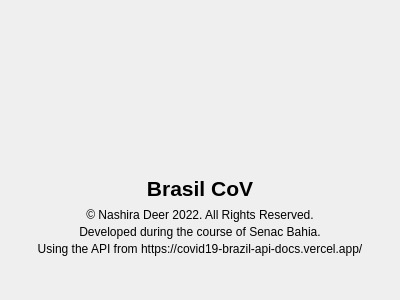
nashiradeer/brasil-cov, file src/uis/aboutwindow.ui: the form before one commit.
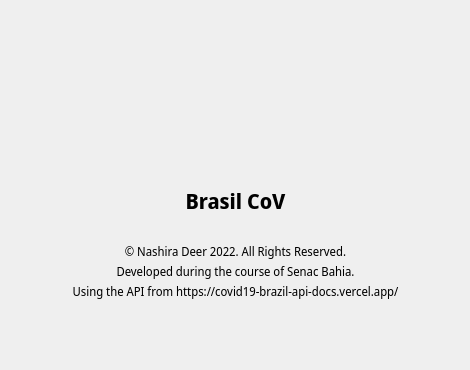
The form after the commit. Icons and pictures are not drawn.

Commit message: Update styling to a better crossplatform

The edit to the form file:
```diff
--- a/src/uis/aboutwindow.ui
+++ b/src/uis/aboutwindow.ui
@@ -9,8 +9,8 @@
    <rect>
     <x>0</x>
     <y>0</y>
-    <width>400</width>
-    <height>300</height>
+    <width>470</width>
+    <height>370</height>
    </rect>
   </property>
   <property name="sizePolicy">
@@ -21,16 +21,21 @@
   </property>
   <property name="minimumSize">
    <size>
-    <width>400</width>
-    <height>300</height>
+    <width>470</width>
+    <height>370</height>
    </size>
   </property>
   <property name="maximumSize">
    <size>
-    <width>400</width>
-    <height>300</height>
+    <width>470</width>
+    <height>370</height>
    </size>
   </property>
+  <property name="font">
+   <font>
+    <family>Noto Sans Display</family>
+   </font>
+  </property>
   <property name="windowTitle">
    <string>Brasil CoV - About</string>
   </property>
@@ -42,6 +47,9 @@
    <locale language="English" country="UnitedStates"/>
   </property>
   <layout class="QHBoxLayout" name="horizontalLayout">
+   <property name="topMargin">
+    <number>0</number>
+   </property>
    <item>
     <spacer name="horizontalSpacer">
      <property name="orientation">
@@ -141,7 +149,7 @@
         <property name="sizeHint" stdset="0">
          <size>
           <width>40</width>
-          <height>20</height>
+          <height>2</height>
          </size>
         </property>
        </spacer>
@@ -150,7 +158,9 @@
        <widget class="QLabel" name="about_title">
         <property name="font">
          <font>
+          <family>Noto Sans Display</family>
           <pointsize>16</pointsize>
+          <weight>75</weight>
           <bold>true</bold>
          </font>
         </property>
@@ -170,7 +180,7 @@
         <property name="sizeHint" stdset="0">
          <size>
           <width>20</width>
-          <height>20</height>
+          <height>2</height>
          </size>
         </property>
        </spacer>
@@ -219,7 +229,7 @@
         <property name="sizeHint" stdset="0">
          <size>
           <width>20</width>
-          <height>40</height>
+          <height>50</height>
          </size>
         </property>
        </spacer>
```
The commit also changes 2 other files.
